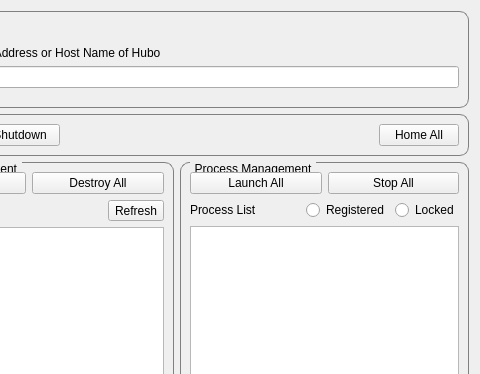
This is HuboQt/ui/ManagerWidget.ui in golems/HuboCan as Qt 5 draws it before an edit; both pictures show x 127 to 607 and y 0 to 374 of the 607 by 571 pixel window. The edited form follows.
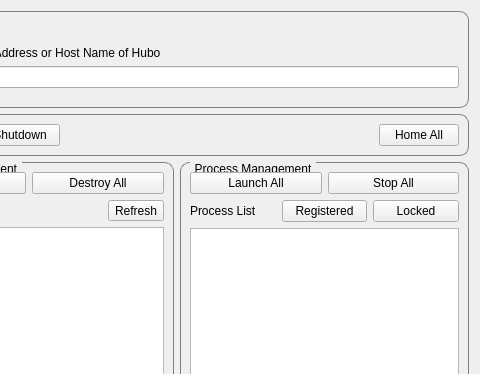
This is the edited form.

Commit message: ManagerWidget seems to be behaving nicely

Patch:
```diff
--- a/HuboQt/ui/ManagerWidget.ui
+++ b/HuboQt/ui/ManagerWidget.ui
@@ -402,13 +402,7 @@
            </widget>
           </item>
           <item>
-           <widget class="QRadioButton" name="refresh_registered_procs">
-            <property name="sizePolicy">
-             <sizepolicy hsizetype="Maximum" vsizetype="Fixed">
-              <horstretch>0</horstretch>
-              <verstretch>0</verstretch>
-             </sizepolicy>
-            </property>
+           <widget class="QPushButton" name="refresh_registered_procs">
             <property name="text">
              <string>Registered</string>
             </property>
@@ -418,13 +412,7 @@
            </widget>
           </item>
           <item>
-           <widget class="QRadioButton" name="refresh_locked_procs">
-            <property name="sizePolicy">
-             <sizepolicy hsizetype="Maximum" vsizetype="Fixed">
-              <horstretch>0</horstretch>
-              <verstretch>0</verstretch>
-             </sizepolicy>
-            </property>
+           <widget class="QPushButton" name="refresh_locked_procs">
             <property name="text">
              <string>Locked</string>
             </property>
```
Left out of the diff: 6 changed lines with no effect on the pictures. The commit also changes 6 other files.
